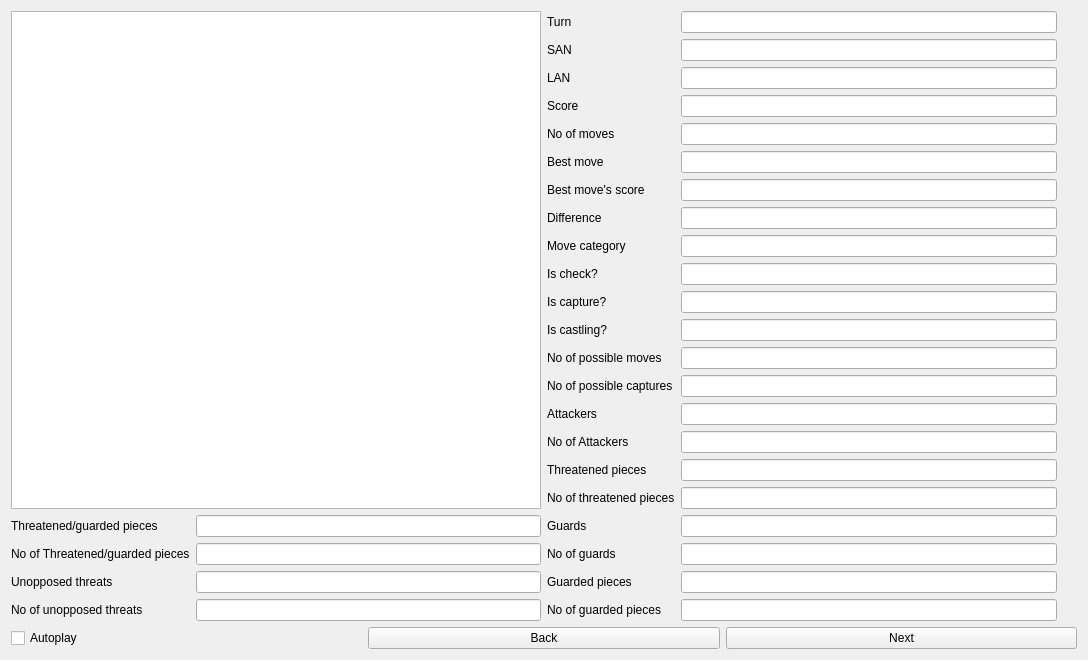
Before: the Qt Designer form ChessMusicGUI/ChessMusicGUI.ui in endoffline/ChessMusicGUI, drawn with Qt 5.
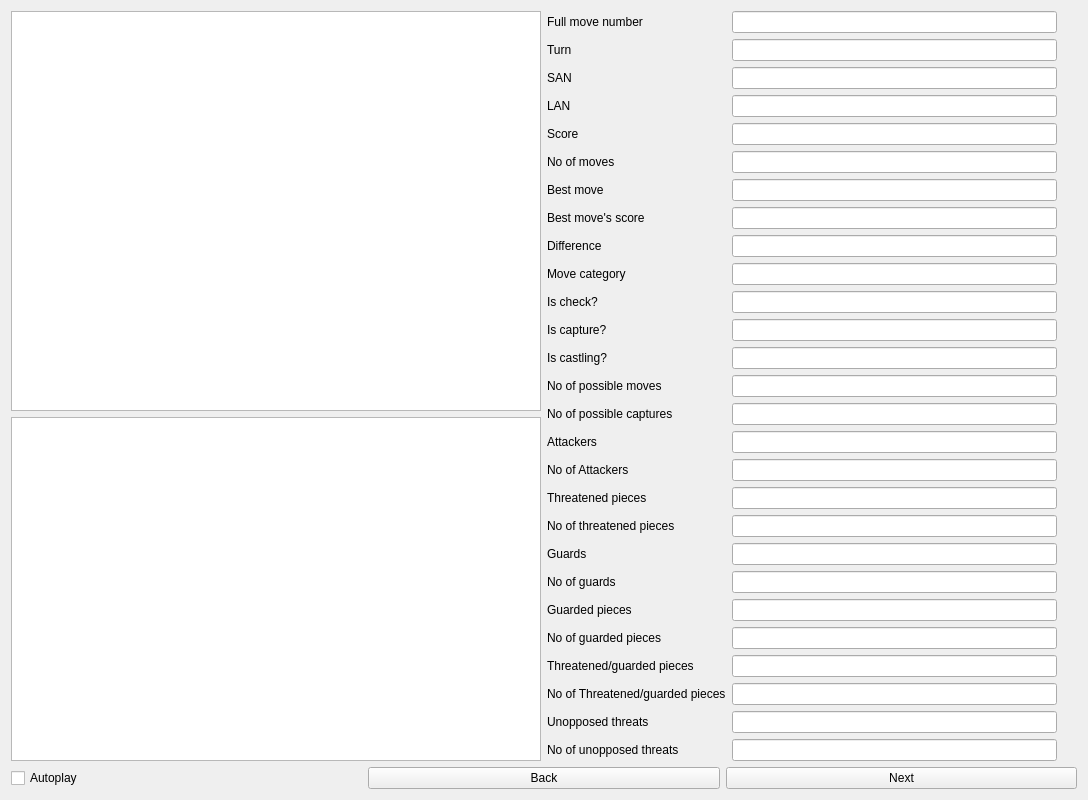
After: the same form once the commit is applied.

```diff
--- a/ChessMusicGUI/ChessMusicGUI.ui
+++ b/ChessMusicGUI/ChessMusicGUI.ui
@@ -7,7 +7,7 @@
     <x>0</x>
     <y>0</y>
     <width>1088</width>
-    <height>624</height>
+    <height>749</height>
    </rect>
   </property>
   <property name="windowTitle">
@@ -17,59 +17,38 @@
    <item>
     <layout class="QHBoxLayout" name="horizontalLayout_3">
      <item>
-      <layout class="QVBoxLayout" name="verticalLayout_2">
+      <layout class="QVBoxLayout" name="verticalLayout_2" stretch="0,0">
        <property name="rightMargin">
         <number>0</number>
        </property>
        <item>
-        <widget class="QGraphicsView" name="graphicsView"/>
+        <widget class="QGraphicsView" name="graphicsView">
+         <property name="minimumSize">
+          <size>
+           <width>400</width>
+           <height>400</height>
+          </size>
+         </property>
+         <property name="maximumSize">
+          <size>
+           <width>600</width>
+           <height>600</height>
+          </size>
+         </property>
+        </widget>
        </item>
        <item>
-        <layout class="QFormLayout" name="formLayout_2">
-         <property name="bottomMargin">
-          <number>0</number>
+        <widget class="QPlainTextEdit" name="logTextEdit">
+         <property name="maximumSize">
+          <size>
+           <width>600</width>
+           <height>16777215</height>
+          </size>
          </property>
-         <item row="0" column="0">
-          <widget class="QLabel" name="threatened_guarded_pieces_label">
-           <property name="text">
-            <string>Threatened/guarded pieces</string>
-           </property>
-          </widget>
-         </item>
-         <item row="1" column="0">
-          <widget class="QLabel" name="threatened_guarded_pieces_count_label">
-           <property name="text">
-            <string>No of Threatened/guarded pieces</string>
-           </property>
-          </widget>
-         </item>
-         <item row="3" column="0">
-          <widget class="QLabel" name="unopposed_threats_count_label">
-           <property name="text">
-            <string>No of unopposed threats</string>
-           </property>
-          </widget>
-         </item>
-         <item row="0" column="1">
-          <widget class="QLineEdit" name="threatened_guarded_pieces_lineEdit"/>
-         </item>
-         <item row="1" column="1">
-          <widget class="QLineEdit" name="threatened_guarded_pieces_count_lineEdit"/>
-         </item>
-         <item row="3" column="1">
-          <widget class="QLineEdit" name="unopposed_threats_count_lineEdit"/>
-         </item>
-         <item row="2" column="1">
-          <widget class="QLineEdit" name="unopposed_threats_lineEdit"/>
-         </item>
-         <item row="2" column="0">
-          <widget class="QLabel" name="unopposed_threats_label">
-           <property name="text">
-            <string>Unopposed threats</string>
-           </property>
-          </widget>
-         </item>
-        </layout>
+         <property name="plainText">
+          <string/>
+         </property>
+        </widget>
        </item>
       </layout>
      </item>
@@ -78,225 +57,275 @@
        <property name="rightMargin">
         <number>20</number>
        </property>
-       <item row="0" column="0">
+       <item row="1" column="0">
         <widget class="QLabel" name="turn_label">
          <property name="text">
           <string>Turn</string>
          </property>
         </widget>
        </item>
-       <item row="0" column="1">
+       <item row="1" column="1">
         <widget class="QLineEdit" name="turn_lineEdit"/>
        </item>
-       <item row="1" column="0">
+       <item row="2" column="0">
         <widget class="QLabel" name="san_label">
          <property name="text">
           <string>SAN</string>
          </property>
         </widget>
        </item>
-       <item row="1" column="1">
+       <item row="2" column="1">
         <widget class="QLineEdit" name="san_lineEdit"/>
        </item>
-       <item row="2" column="0">
+       <item row="3" column="0">
         <widget class="QLabel" name="lan_label">
          <property name="text">
           <string>LAN</string>
          </property>
         </widget>
        </item>
-       <item row="2" column="1">
+       <item row="3" column="1">
         <widget class="QLineEdit" name="lan_lineEdit"/>
        </item>
-       <item row="3" column="0">
+       <item row="4" column="0">
         <widget class="QLabel" name="score_label">
          <property name="text">
           <string>Score</string>
          </property>
         </widget>
        </item>
-       <item row="3" column="1">
+       <item row="4" column="1">
         <widget class="QLineEdit" name="score_lineEdit"/>
        </item>
-       <item row="4" column="0">
+       <item row="5" column="0">
         <widget class="QLabel" name="move_count_label">
          <property name="text">
           <string>No of moves</string>
          </property>
         </widget>
        </item>
-       <item row="4" column="1">
+       <item row="5" column="1">
         <widget class="QLineEdit" name="move_count_lineEdit"/>
        </item>
-       <item row="5" column="0">
+       <item row="6" column="0">
         <widget class="QLabel" name="best_move_label">
          <property name="text">
           <string>Best move</string>
          </property>
         </widget>
        </item>
-       <item row="5" column="1">
+       <item row="6" column="1">
         <widget class="QLineEdit" name="best_move_lineEdit"/>
        </item>
-       <item row="6" column="0">
+       <item row="7" column="0">
         <widget class="QLabel" name="best_move_score_label">
          <property name="text">
           <string>Best move's score</string>
          </property>
         </widget>
        </item>
-       <item row="6" column="1">
+       <item row="7" column="1">
         <widget class="QLineEdit" name="best_move_score_lineEdit"/>
        </item>
-       <item row="7" column="0">
+       <item row="8" column="0">
         <widget class="QLabel" name="best_move_score_difference_label">
          <property name="text">
           <string>Difference</string>
          </property>
         </widget>
        </item>
-       <item row="7" column="1">
+       <item row="8" column="1">
         <widget class="QLineEdit" name="best_move_score_difference_lineEdit"/>
        </item>
-       <item row="8" column="0">
+       <item row="9" column="0">
         <widget class="QLabel" name="best_move_score_difference_category_label">
          <property name="text">
           <string>Move category</string>
          </property>
         </widget>
        </item>
-       <item row="8" column="1">
+       <item row="9" column="1">
         <widget class="QLineEdit" name="best_move_score_difference_category_lineEdit"/>
        </item>
-       <item row="9" column="0">
+       <item row="10" column="0">
         <widget class="QLabel" name="is_check_label">
          <property name="text">
           <string>Is check?</string>
          </property>
         </widget>
        </item>
-       <item row="9" column="1">
+       <item row="10" column="1">
         <widget class="QLineEdit" name="is_check_lineEdit"/>
        </item>
-       <item row="10" column="0">
+       <item row="11" column="0">
         <widget class="QLabel" name="is_capture_label">
          <property name="text">
           <string>Is capture?</string>
          </property>
         </widget>
        </item>
-       <item row="10" column="1">
+       <item row="11" column="1">
         <widget class="QLineEdit" name="is_capture_lineEdit"/>
        </item>
-       <item row="11" column="0">
+       <item row="12" column="0">
         <widget class="QLabel" name="is_castling_label">
          <property name="text">
           <string>Is castling?</string>
          </property>
         </widget>
        </item>
-       <item row="12" column="0">
+       <item row="12" column="1">
+        <widget class="QLineEdit" name="is_castling_lineEdit"/>
+       </item>
+       <item row="13" column="0">
         <widget class="QLabel" name="possible_moves_count_label">
          <property name="text">
           <string>No of possible moves</string>
          </property>
         </widget>
        </item>
-       <item row="12" column="1">
+       <item row="13" column="1">
         <widget class="QLineEdit" name="possible_moves_count_lineEdit"/>
        </item>
-       <item row="13" column="0">
+       <item row="14" column="0">
         <widget class="QLabel" name="is_capture_count_label">
          <property name="text">
           <string>No of possible captures</string>
          </property>
         </widget>
        </item>
-       <item row="13" column="1">
+       <item row="14" column="1">
         <widget class="QLineEdit" name="is_capture_count_lineEdit"/>
        </item>
-       <item row="14" column="0">
+       <item row="15" column="0">
         <widget class="QLabel" name="attackers_label">
          <property name="text">
           <string>Attackers</string>
          </property>
         </widget>
        </item>
-       <item row="14" column="1">
+       <item row="15" column="1">
         <widget class="QLineEdit" name="attackers_lineEdit"/>
        </item>
-       <item row="15" column="0">
+       <item row="16" column="0">
         <widget class="QLabel" name="attackers_count_label">
          <property name="text">
           <string>No of Attackers</string>
          </property>
         </widget>
        </item>
-       <item row="15" column="1">
+       <item row="16" column="1">
         <widget class="QLineEdit" name="attackers_count_lineEdit"/>
        </item>
-       <item row="16" column="0">
+       <item row="17" column="0">
         <widget class="QLabel" name="threatened_pieces_label">
          <property name="text">
           <string>Threatened pieces</string>
          </property>
         </widget>
        </item>
-       <item row="16" column="1">
+       <item row="17" column="1">
         <widget class="QLineEdit" name="threatened_pieces_lineEdit"/>
        </item>
-       <item row="17" column="0">
+       <item row="18" column="0">
         <widget class="QLabel" name="threatened_pieces_count_label">
          <property name="text">
           <string>No of threatened pieces</string>
          </property>
         </widget>
        </item>
-       <item row="17" column="1">
+       <item row="18" column="1">
         <widget class="QLineEdit" name="threatened_pieces_count_lineEdit"/>
        </item>
-       <item row="18" column="0">
+       <item row="19" column="0">
         <widget class="QLabel" name="guards_label">
          <property name="text">
           <string>Guards</string>
          </property>
         </widget>
        </item>
-       <item row="18" column="1">
+       <item row="19" column="1">
         <widget class="QLineEdit" name="guards_lineEdit"/>
        </item>
-       <item row="19" column="0">
+       <item row="20" column="0">
         <widget class="QLabel" name="guards_count_label">
          <property name="text">
           <string>No of guards</string>
          </property>
         </widget>
        </item>
-       <item row="19" column="1">
+       <item row="20" column="1">
         <widget class="QLineEdit" name="guards_count_lineEdit"/>
        </item>
-       <item row="20" column="0">
+       <item row="21" column="0">
         <widget class="QLabel" name="guarded_pieces_label">
          <property name="text">
           <string>Guarded pieces</string>
          </property>
         </widget>
        </item>
-       <item row="20" column="1">
+       <item row="21" column="1">
         <widget class="QLineEdit" name="guarded_pieces_lineEdit"/>
        </item>
-       <item row="21" column="0">
+       <item row="22" column="0">
         <widget class="QLabel" name="guarded_pieces_count_label">
          <property name="text">
           <string>No of guarded pieces</string>
          </property>
         </widget>
        </item>
-       <item row="21" column="1">
+       <item row="22" column="1">
         <widget class="QLineEdit" name="guarded_pieces_count_lineEdit"/>
        </item>
-       <item row="11" column="1">
-        <widget class="QLineEdit" name="is_castling_lineEdit"/>
+       <item row="23" column="1">
+        <widget class="QLineEdit" name="threatened_guarded_pieces_lineEdit"/>
+       </item>
+       <item row="23" column="0">
+        <widget class="QLabel" name="threatened_guarded_pieces_label">
+         <property name="text">
+          <string>Threatened/guarded pieces</string>
+         </property>
+        </widget>
+       </item>
+       <item row="24" column="0">
+        <widget class="QLabel" name="threatened_guarded_pieces_count_label">
+         <property name="text">
+          <string>No of Threatened/guarded pieces</string>
+         </property>
+        </widget>
+       </item>
+       <item row="25" column="0">
+        <widget class="QLabel" name="unopposed_threats_label">
+         <property name="text">
+          <string>Unopposed threats</string>
+         </property>
+        </widget>
+       </item>
+       <item row="26" column="0">
+        <widget class="QLabel" name="unopposed_threats_count_label">
+         <property name="text">
+          <string>No of unopposed threats</string>
+         </property>
+        </widget>
+       </item>
+       <item row="24" column="1">
+        <widget class="QLineEdit" name="threatened_guarded_pieces_count_lineEdit"/>
+       </item>
+       <item row="25" column="1">
+        <widget class="QLineEdit" name="unopposed_threats_lineEdit"/>
+       </item>
+       <item row="26" column="1">
+        <widget class="QLineEdit" name="unopposed_threats_count_lineEdit"/>
+       </item>
+       <item row="0" column="1">
+        <widget class="QLineEdit" name="fullmove_number_lineEdit"/>
+       </item>
+       <item row="0" column="0">
+        <widget class="QLabel" name="fullmove_number_label">
+         <property name="text">
+          <string>Full move number</string>
+         </property>
+        </widget>
        </item>
       </layout>
      </item>
```
